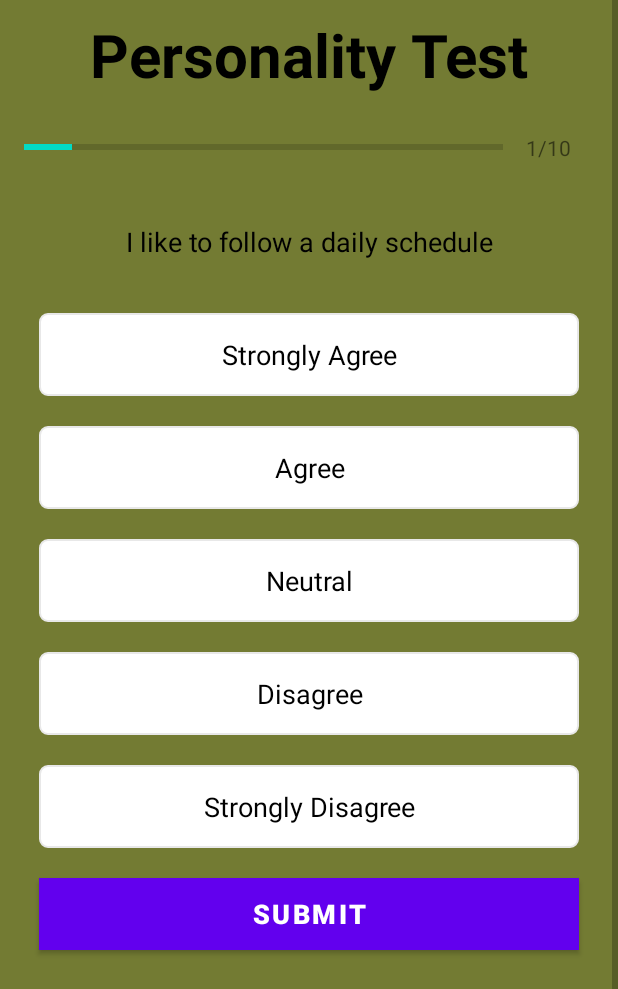
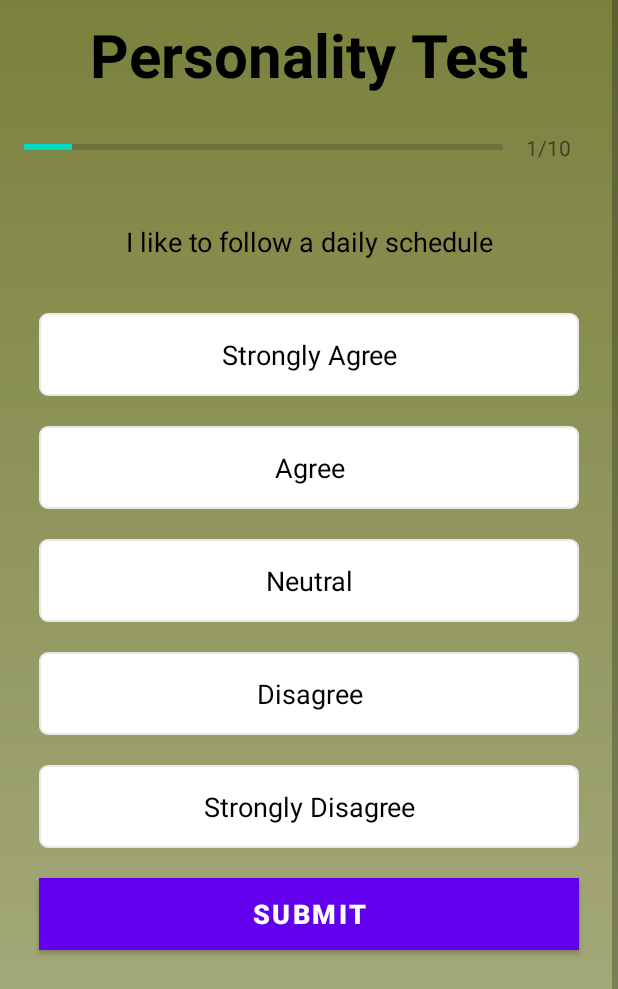
Before and after one commit to eduardcoertze/Imbizo_Foundation, an Android app: the QuizActivity screen opened directly, with no data from a screen before it, scrolled down 39 dp, on a phone screen of 412 x 824 dp, the part 247-1236 px from its top. Run offline under Robolectric (Android 15) with nearby library versions, the phone set to English and light mode, and no system bars.

Commit message:
initial-8-Quiz-Update

```diff
--- a/app/src/main/java/com/example/imbizo_foundation/Constants.java
+++ b/app/src/main/java/com/example/imbizo_foundation/Constants.java
@@ -3,6 +3,8 @@ package com.example.imbizo_foundation;
 import java.util.ArrayList;
 
 public class Constants {
+
+    public static int resultTotal;
 
     public static ArrayList<Question> getQuestions(){
 
@@ -21,8 +23,8 @@ public class Constants {
         questionsList.add(que1);
 
         Question que2 = new Question(
-                1,
-                "I prefer to work in an active, bustling office",
+                2,
+                "I prefer to work in a quiet environment",
                 "Strongly Agree",
                 "Agree",
                 "Neutral",
@@ -33,7 +35,7 @@ public class Constants {
         questionsList.add(que2);
 
         Question que3 = new Question(
-                1,
+                3,
                 "I like to do things the way they have been done in the past",
                 "Strongly Agree",
                 "Agree",
@@ -45,7 +47,7 @@ public class Constants {
         questionsList.add(que3);
 
         Question que4 = new Question(
-                1,
+                4,
                 "I enjoy trying to understand complicated ideas",
                 "Strongly Agree",
                 "Agree",
@@ -57,8 +59,8 @@ public class Constants {
         questionsList.add(que4);
 
         Question que5 = new Question(
-                1,
-                "I need support from other people",
+                5,
+                "I usually don't need the support from other people to complete tasks",
                 "Strongly Agree",
                 "Agree",
                 "Neutral",
@@ -69,7 +71,7 @@ public class Constants {
         questionsList.add(que5);
 
         Question que6 = new Question(
-                1,
+                6,
                 "I start tasks in advance, so that I have plenty of time to finish",
                 "Strongly Agree",
                 "Agree",
@@ -81,8 +83,8 @@ public class Constants {
         questionsList.add(que6);
 
         Question que7 = new Question(
-                1,
-                "I am a private person I am a private person",
+                7,
+                "I am a private person",
                 "Strongly Agree",
                 "Agree",
                 "Neutral",
@@ -93,8 +95,8 @@ public class Constants {
         questionsList.add(que7);
 
         Question que8 = new Question(
-                1,
-                "I enjoy chatting with new acquaintances",
+                8,
+                "I prefer keeping to myself rather than chatting with new acquaintances",
                 "Strongly Agree",
                 "Agree",
                 "Neutral",
@@ -105,7 +107,7 @@ public class Constants {
         questionsList.add(que8);
 
         Question que9 = new Question(
-                1,
+                9,
                 "I am an ambitious person",
                 "Strongly Agree",
                 "Agree",
@@ -117,8 +119,8 @@ public class Constants {
         questionsList.add(que9);
 
         Question que10 = new Question(
-                1,
-                "I try to avoid conflict",
+                10,
+                "I try to avoid conflict whenever possible",
                 "Strongly Agree",
                 "Agree",
                 "Neutral",
@@ -133,5 +135,41 @@ public class Constants {
 
     }
 
+    public static ArrayList<Result> getResults(){
+
+        ArrayList<Result> resultsList = new ArrayList<Result>();
+
+        Result result1 = new Result(
+                1,
+                "Introvert",
+                "a typically reserved or quiet person who tends to be introspective and enjoys spending time alone"
+        );
+        resultsList.add(result1);
+
+        Result result2 = new Result(
+                2,
+                "Omnivert",
+                "Someone who is an introvert and extrovert depending on situations"
+        );
+        resultsList.add(result2);
+
+        Result result3 = new Result(
+                3,
+                "Ambivert",
+                "A person who has a balance of extrovert and introvert features in their personality."
+        );
+        resultsList.add(result3);
+
+        Result result4 = new Result(
+                4,
+                "Extrovert",
+                "A typically gregarious and unreserved person who enjoys and seeks out social interaction"
+        );
+        resultsList.add(result4);
+
+
+        return resultsList;
+    }
+
 
 }
--- /dev/null
+++ b/app/src/main/res/drawable/gradient_background.xml
@@ -0,0 +1,14 @@
+<?xml version="1.0" encoding="utf-8"?>
+<selector xmlns:android="http://schemas.android.com/apk/res/android">
+
+    <item>
+        <shape>
+            <gradient
+                android:angle="90"
+                android:startColor="#a3a878"
+                android:endColor="#737b33"
+                android:type="linear"/>
+        </shape>
+    </item>
+
+</selector>
--- a/app/src/main/res/layout/activity_home_page.xml
+++ b/app/src/main/res/layout/activity_home_page.xml
@@ -4,7 +4,7 @@
     xmlns:tools="http://schemas.android.com/tools"
     android:layout_width="match_parent"
     android:layout_height="match_parent"
-    android:background="@drawable/background"
+    android:background="@drawable/gradient_background"
     tools:context=".HomePage">
 
     <ImageView
--- a/app/src/main/res/layout/activity_login.xml
+++ b/app/src/main/res/layout/activity_login.xml
@@ -4,7 +4,7 @@
     xmlns:tools="http://schemas.android.com/tools"
     android:layout_width="match_parent"
     android:layout_height="match_parent"
-    android:background="@drawable/background"
+    android:background="@drawable/gradient_background"
     tools:context=".LoginActivity">
 
 
--- a/app/src/main/res/layout/activity_quiz.xml
+++ b/app/src/main/res/layout/activity_quiz.xml
@@ -5,7 +5,7 @@
     android:layout_width="match_parent"
     android:layout_height="match_parent"
     android:fillViewport="true"
-    android:background="@drawable/background"
+    android:background="@drawable/gradient_background"
     tools:context=".QuizActivity">
 
     <LinearLayout
```
Also changed, not shown: app/src/main/java/com/example/imbizo_foundation/QuizActivity.java (+15 -12 lines), app/src/main/java/com/example/imbizo_foundation/QuizResult.java (+46 -0 lines), app/src/main/java/com/example/imbizo_foundation/Result.java (+35 -34 lines), app/src/main/res/layout/activity_quiz_result.xml (+58 -86 lines), app/src/main/res/drawable-v24/ic_trophy.png (added).
